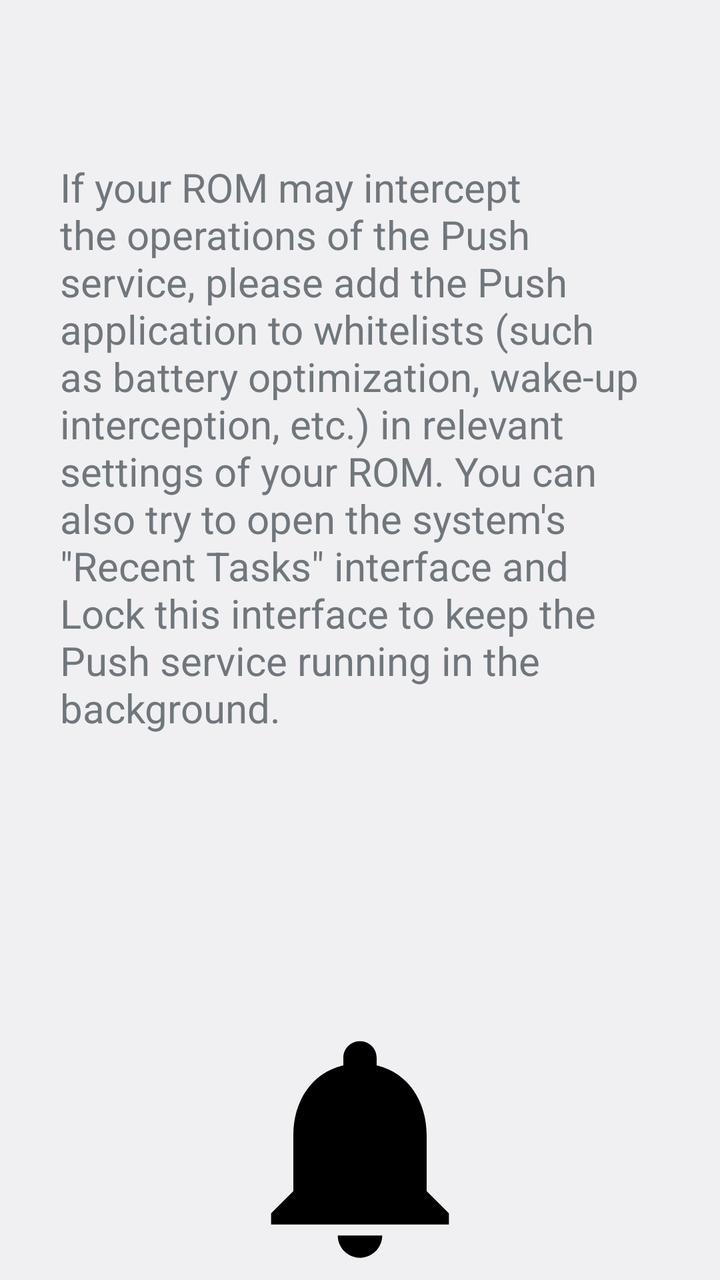
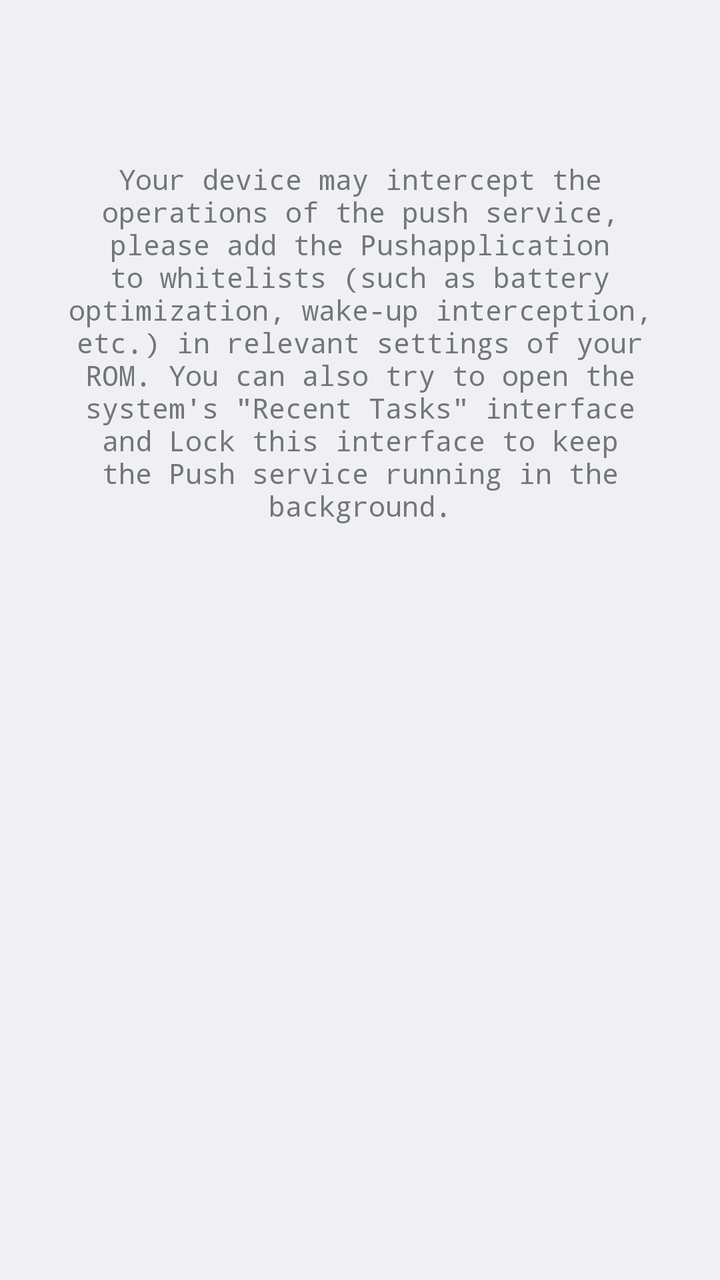

An Android layout rendered at two revisions. The XML below is the earlier revision; the diff shows what the commit changed to produce the second picture.
<!-- AndroidManifest.xml: application theme AppTheme -->
<!-- res/layout/activity_empty.xml -->
<?xml version="1.0" encoding="utf-8"?>
<LinearLayout xmlns:android="http://schemas.android.com/apk/res/android"
    xmlns:tools="http://schemas.android.com/tools"
    android:layout_width="match_parent"
    android:layout_height="match_parent"
    tools:background="@android:color/darker_gray"
    tools:context=".EmptyActivity">

    <LinearLayout
        android:layout_width="0dp"
        android:layout_height="match_parent"
        android:layout_weight="1"
        android:orientation="vertical">


        <TextView
            android:layout_width="match_parent"
            android:layout_height="wrap_content"
            android:layout_marginTop="50dp"
            android:layout_weight="1"
            android:padding="30dp"
            android:text="@string/activity_rom_keepalive"
            android:textSize="20dp"
            tools:textColor="@android:color/white" />


        <ImageView
            android:layout_width="match_parent"
            android:layout_height="wrap_content"
            android:layout_weight="1"
            android:src="@drawable/ic_notifications_black_24dp"
            tools:scaleType="center" />

    </LinearLayout>

</LinearLayout>
<!-- resources referenced by this layout -->
<resources>
  <!-- drawable ic_notifications_black_24dp (drawable) -->
  <vector xmlns:android="http://schemas.android.com/apk/res/android"
          android:width="24dp"
          android:height="24dp"
          android:viewportWidth="24.0"
          android:viewportHeight="24.0">
      <path
          android:fillColor="#FF000000"
          android:pathData="M12,22c1.1,0 2,-0.9 2,-2h-4c0,1.1 0.89,2 2,2zM18,16v-5c0,-3.07 -1.64,-5.64 -4.5,-6.32L13.5,4c0,-0.83 -0.67,-1.5 -1.5,-1.5s-1.5,0.67 -1.5,1.5v0.68C7.63,5.36 6,7.92 6,11v5l-2,2v1h16v-1l-2,-2z"/>
  </vector>
  <string name="activity_rom_keepalive">If your ROM may intercept the operations of the Push service, please add the Push application to whitelists (such as battery optimization, wake-up interception, etc.) in relevant settings of your ROM. You can also try to open the system\'s \"Recent Tasks\" interface and Lock this interface to keep the Push service running in the background.</string>
  <style name="AppTheme" parent="@android:style/Theme.DeviceDefault.Light">
      </style>
</resources>

<!-- the commit's change to res/layout/activity_empty.xml (unified diff, before → after) -->
@@ -3,34 +3,17 @@
     xmlns:tools="http://schemas.android.com/tools"
     android:layout_width="match_parent"
     android:layout_height="match_parent"
-    tools:background="@android:color/darker_gray"
     tools:context=".EmptyActivity">
 
-    <LinearLayout
+    <TextView
+        android:id="@android:id/text1"
         android:layout_width="0dp"
-        android:layout_height="match_parent"
+        android:layout_height="wrap_content"
+        android:layout_marginTop="50dp"
         android:layout_weight="1"
-        android:orientation="vertical">
-
-
-        <TextView
-            android:layout_width="match_parent"
-            android:layout_height="wrap_content"
-            android:layout_marginTop="50dp"
-            android:layout_weight="1"
-            android:padding="30dp"
-            android:text="@string/activity_rom_keepalive"
-            android:textSize="20dp"
-            tools:textColor="@android:color/white" />
-
-
-        <ImageView
-            android:layout_width="match_parent"
-            android:layout_height="wrap_content"
-            android:layout_weight="1"
-            android:src="@drawable/ic_notifications_black_24dp"
-            tools:scaleType="center" />
-
-    </LinearLayout>
+        android:padding="30dp"
+        android:gravity="center"
+        android:fontFamily="monospace"
+        android:text="@string/activity_rom_keepalive" />
 
 </LinearLayout>
<!-- resource entries referenced after the edit -->
@@ -1,16 +1,6 @@
 <!-- resources referenced by this layout -->
 <resources>
-  <!-- drawable ic_notifications_black_24dp (drawable) -->
-  <vector xmlns:android="http://schemas.android.com/apk/res/android"
-          android:width="24dp"
-          android:height="24dp"
-          android:viewportWidth="24.0"
-          android:viewportHeight="24.0">
-      <path
-          android:fillColor="#FF000000"
-          android:pathData="M12,22c1.1,0 2,-0.9 2,-2h-4c0,1.1 0.89,2 2,2zM18,16v-5c0,-3.07 -1.64,-5.64 -4.5,-6.32L13.5,4c0,-0.83 -0.67,-1.5 -1.5,-1.5s-1.5,0.67 -1.5,1.5v0.68C7.63,5.36 6,7.92 6,11v5l-2,2v1h16v-1l-2,-2z"/>
-  </vector>
-  <string name="activity_rom_keepalive">If your ROM may intercept the operations of the Push service, please add the Push application to whitelists (such as battery optimization, wake-up interception, etc.) in relevant settings of your ROM. You can also try to open the system\'s \"Recent Tasks\" interface and Lock this interface to keep the Push service running in the background.</string>
+  <string name="activity_rom_keepalive">Your device may intercept the operations of the push service, please add the "Push" application to whitelists (such as battery optimization, wake-up interception, etc.) in relevant settings of your ROM. You can also try to open the system\'s \"Recent Tasks\" interface and Lock this interface to keep the Push service running in the background.</string>
   <style name="AppTheme" parent="@android:style/Theme.DeviceDefault.Light">
       </style>
 </resources>
